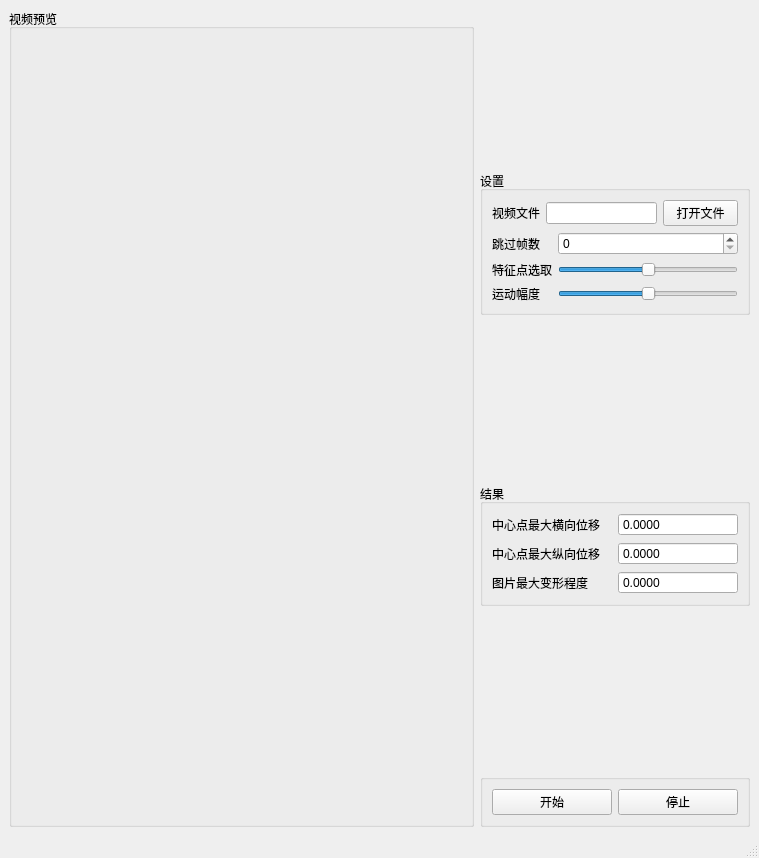
The window that tools/shake_test/shake_test_window.ui (xiaoqinxing/ImageTools) describes before a commit, drawn with Qt 5.
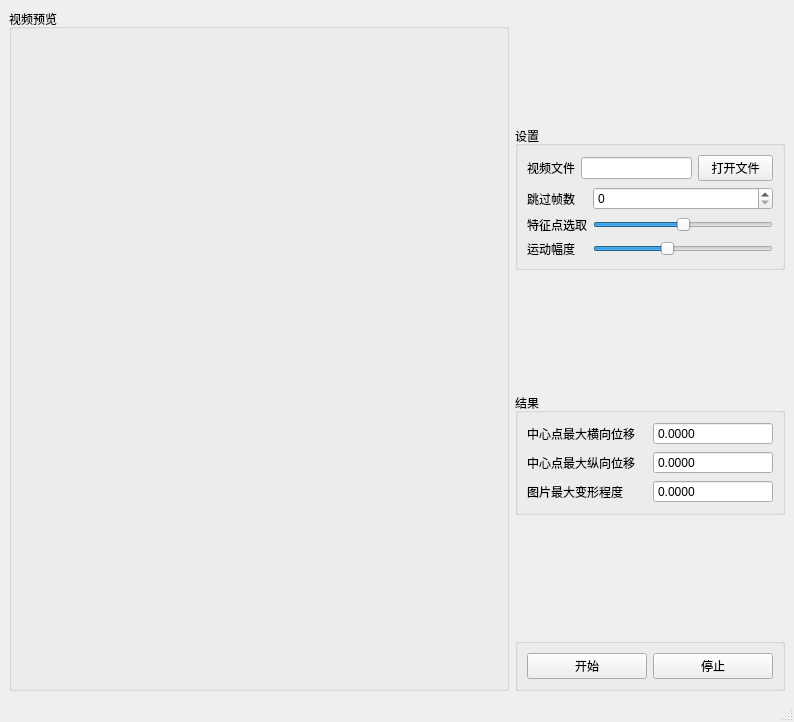
The same window after the commit.

Diff of the .ui file:
```diff
--- a/tools/shake_test/shake_test_window.ui
+++ b/tools/shake_test/shake_test_window.ui
@@ -6,8 +6,8 @@
    <rect>
     <x>0</x>
     <y>0</y>
-    <width>758</width>
-    <height>858</height>
+    <width>724</width>
+    <height>722</height>
    </rect>
   </property>
   <property name="windowTitle">
@@ -70,7 +70,7 @@
            <item row="2" column="1">
             <widget class="QSlider" name="corner_size">
              <property name="sliderPosition">
-              <number>50</number>
+              <number>40</number>
              </property>
              <property name="orientation">
               <enum>Qt::Horizontal</enum>
@@ -323,24 +323,16 @@
     </item>
     <item row="0" column="0">
      <widget class="QGroupBox" name="groupBox">
+      <property name="minimumSize">
+       <size>
+        <width>500</width>
+        <height>0</height>
+       </size>
+      </property>
       <property name="title">
        <string>视频预览</string>
       </property>
-      <layout class="QGridLayout" name="gridLayout_2">
-       <item row="0" column="3">
-        <widget class="QLabel" name="videoview">
-         <property name="minimumSize">
-          <size>
-           <width>441</width>
-           <height>0</height>
-          </size>
-         </property>
-         <property name="text">
-          <string/>
-         </property>
-        </widget>
-       </item>
-      </layout>
+      <layout class="QGridLayout" name="gridLayout_2"/>
      </widget>
     </item>
    </layout>
```
Left out of the diff: 2 changed lines with no effect on the pictures.
